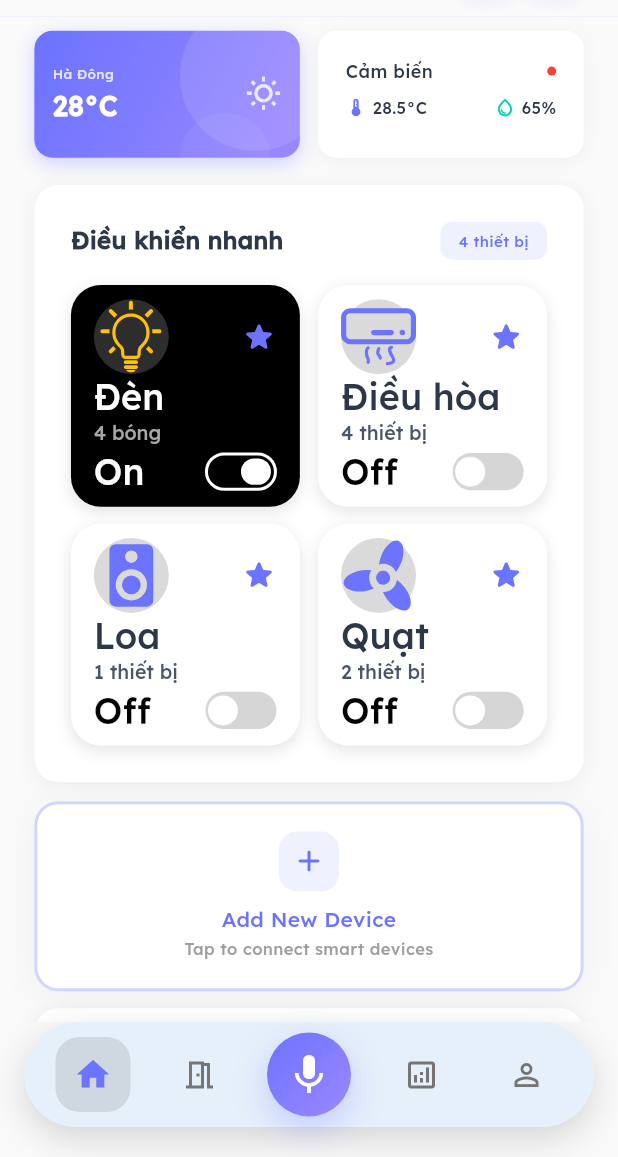
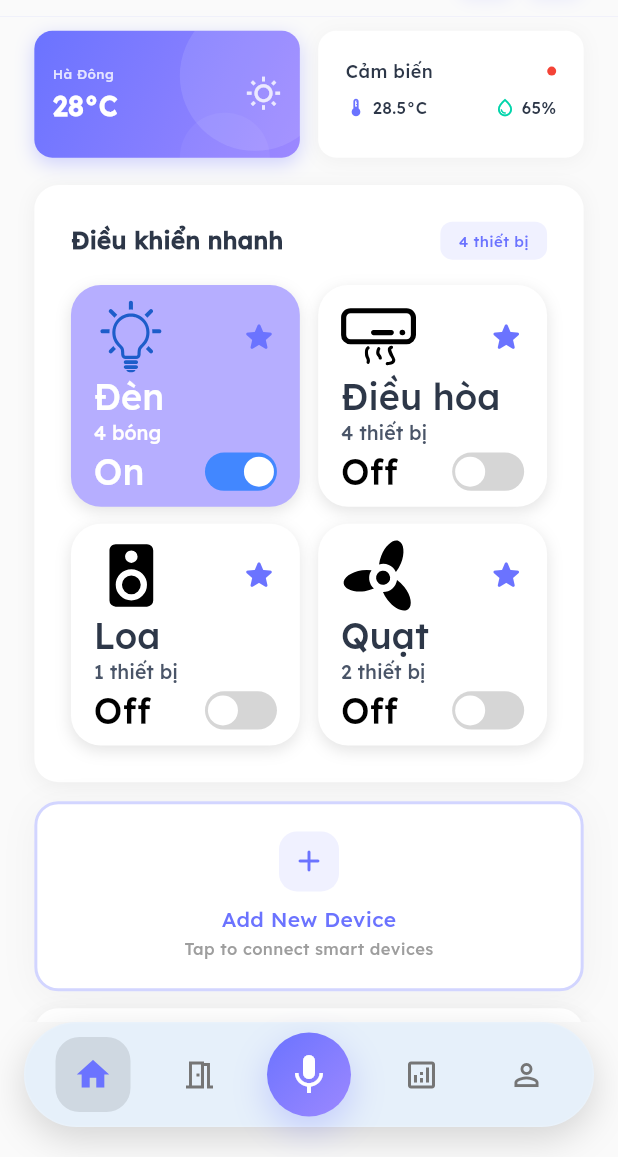
Before and after one commit to Vudangkhoa0910/Eco-SmartHome, a Flutter app: the HomeScreen screen opened by its route, on a phone screen of 412 x 824 dp, the part 79-1236 px from its top. Run offline on Flutter 3.47's test engine with Material 3 defaults, Android fonts, the light colour scheme and no system bars; our stand-ins replace cloud_firestore, dotted_border, firebase_auth, firebase_core, flutter_svg, flutter_tts and 8 more; missing offline and left inert: awesome_circular_chart, mobile_scanner, mqtt_client; accounts and stored records are empty; network calls fail; key blocks and very long unbroken strings in the code were emptied for the run.

Commit message:
tuan:sửa giao diện

```diff
--- a/lib/src/screens/home_screen/components/dark_container.dart
+++ b/lib/src/screens/home_screen/components/dark_container.dart
@@ -35,7 +35,7 @@ class DarkContainer extends StatelessWidget {
           color: itsOn
               ? (Theme.of(context).brightness == Brightness.dark
                   ? const Color(0xFF2D3748)
-                  : const Color.fromRGBO(0, 0, 0, 1))
+                  : const Color.fromARGB(255, 182, 174, 255))
               : Theme.of(context).cardColor,
           boxShadow: [
             BoxShadow(
@@ -65,24 +65,28 @@ class DarkContainer extends StatelessWidget {
                     decoration: BoxDecoration(
                       color: itsOn
                           ? (Theme.of(context).brightness == Brightness.dark
-                              ? const Color(0xFF4A5568)
-                              : const Color.fromRGBO(45, 45, 45, 1))
+                              ? const Color.fromARGB(255, 254, 254, 254)
+                              : const Color.fromARGB(255, 182, 174, 255))
                           : (Theme.of(context).brightness == Brightness.dark
                               ? const Color(0xFF1A202C)
-                              : const Color(0xffdadada)),
+                              : const Color.fromARGB(255, 255, 255, 255)),
                       borderRadius:
                           const BorderRadius.all(Radius.elliptical(45, 45)),
                     ),
                     child: SvgPicture.asset(
                       iconAsset,
-                      color: itsOn ? Colors.amber : Theme.of(context).iconTheme.color,
+                      color: itsOn
+                          ? const Color.fromARGB(255, 29, 93, 202)
+                          : const Color.fromARGB(255, 0, 0, 0),
                     ),
                   ),
                   GestureDetector(
                     onTap: switchFav,
                     child: Icon(
                       Icons.star_rounded,
-                      color: isFav ? Colors.amber : Theme.of(context).iconTheme.color,
+                      color: isFav
+                          ? Colors.amber
+                          : Theme.of(context).iconTheme.color,
                     ),
                   ),
                 ],
@@ -98,7 +102,10 @@ class DarkContainer extends StatelessWidget {
                               ? (Theme.of(context).brightness == Brightness.dark
                                   ? Colors.white
                                   : Colors.white)
-                              : Theme.of(context).textTheme.displayMedium!.color,
+                              : Theme.of(context)
+                                  .textTheme
+                                  .displayMedium!
+                                  .color,
                         ),
                   ),
                   Text(
@@ -106,7 +113,7 @@ class DarkContainer extends StatelessWidget {
                     textAlign: TextAlign.left,
                     style: TextStyle(
                         color: itsOn
-                            ? const Color.fromRGBO(166, 166, 166, 1)
+                            ? const Color.fromARGB(255, 255, 254, 254)
                             : Theme.of(context).textTheme.bodyMedium!.color,
                         fontSize: 13,
                         letterSpacing: 0,
@@ -133,11 +140,9 @@ class DarkContainer extends StatelessWidget {
                       padding: const EdgeInsets.all(2),
                       decoration: BoxDecoration(
                         borderRadius: BorderRadius.circular(20),
-                        color: itsOn ? Colors.black : const Color(0xffd6d6d6),
-                        border: Border.all(
-                          color: const Color.fromRGBO(255, 255, 255, 1),
-                          width: itsOn ? 2 : 0,
-                        ),
+                        color: itsOn
+                            ? const Color.fromARGB(255, 66, 135, 255)
+                            : const Color(0xffd6d6d6),
                       ),
                       child: Row(
                         children: [
```
